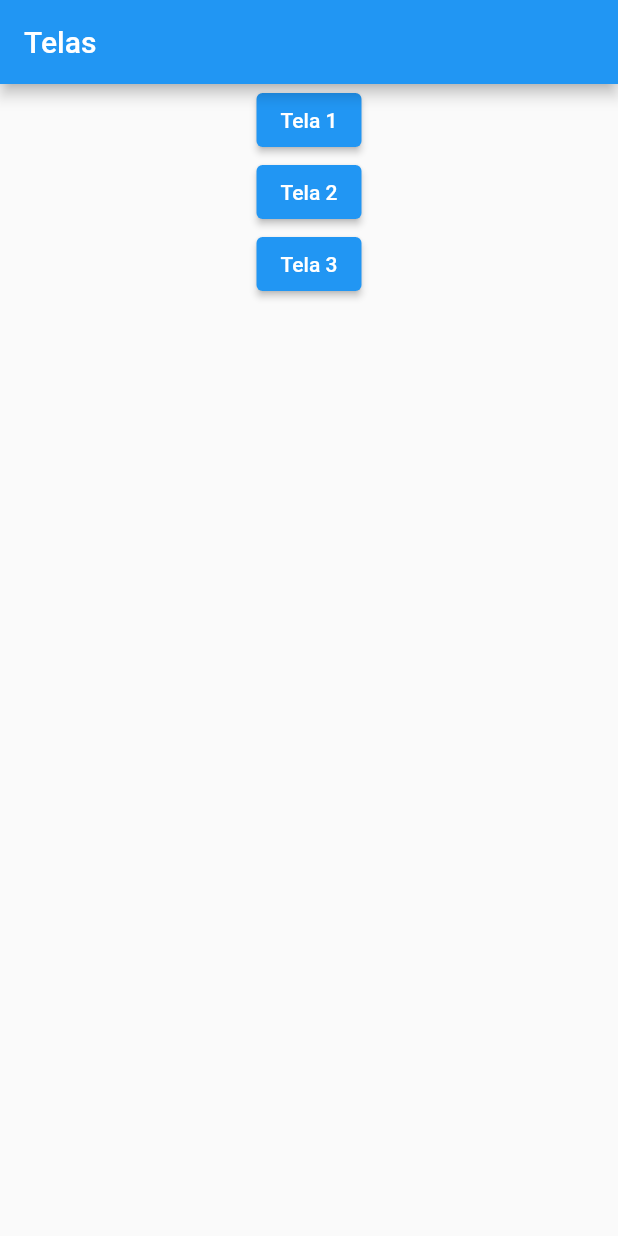
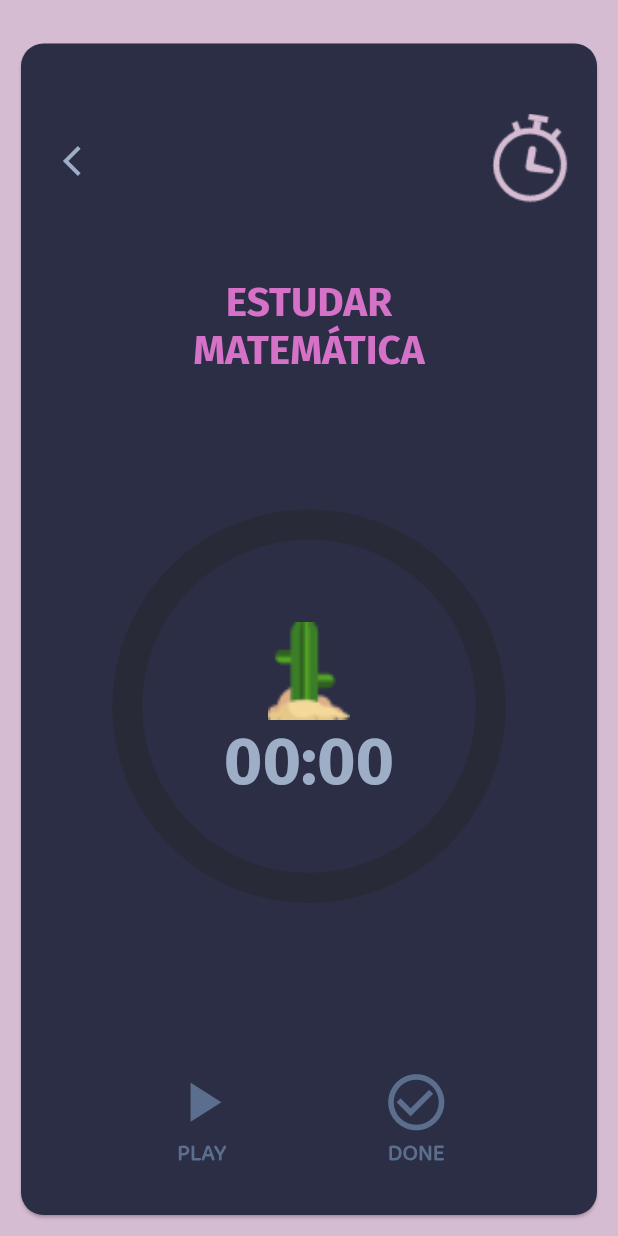
Before and after one commit to playerash/rabit_teste, a Flutter app: the screen it shows after launch, after a tap on "Tela 3", on a phone screen of 412 x 824 dp. Run offline on Flutter 3.47's test engine with Material 2 defaults, Android fonts, the light colour scheme and no system bars; drawn by our look-alikes of circular_countdown_timer; project files that could hold a hidden picture were left out.

Commit message:
feat: timer screen

```diff
--- a/lib/app/components/premium_screen/check_list_premium.dart
+++ b/lib/app/components/premium_screen/check_list_premium.dart
@@ -7,6 +7,7 @@ class CheckListPremium extends StatelessWidget {
   @override
   Widget build(BuildContext context) {
     return Row(
+      mainAxisAlignment: MainAxisAlignment.center,
       children: [
         Column(
           crossAxisAlignment: CrossAxisAlignment.start,
--- a/lib/app/components/premium_screen/premium_container.dart
+++ b/lib/app/components/premium_screen/premium_container.dart
@@ -12,13 +12,14 @@ class PremiumContainer extends StatelessWidget {
         borderRadius: BorderRadius.circular(20),
       ),
       height: 500,
-      width: MediaQuery.of(context).size.width - 50,
+      width: MediaQuery.of(context).size.width - 40,
       child: Padding(
-        padding: const EdgeInsets.only(left: 30, top: 30),
+        padding: const EdgeInsets.only(left: 20, top: 30, right: 20),
         child: Column(
-          crossAxisAlignment: CrossAxisAlignment.start,
+          crossAxisAlignment: CrossAxisAlignment.center,
           children: [
             Row(
+              mainAxisAlignment: MainAxisAlignment.center,
               children: [
                 const Text(
                   "Bem-Vindo\nà nossa toca!",
--- /dev/null
+++ b/lib/app/components/timer_screen/app_bar_timer.dart
@@ -0,0 +1,27 @@
+import 'package:flutter/material.dart';
+
+class AppBarTimer extends StatelessWidget {
+  const AppBarTimer({Key? key}) : super(key: key);
+
+  @override
+  Widget build(BuildContext context) {
+    return Padding(
+      padding: const EdgeInsets.all(16.0),
+      child: Row(
+        mainAxisAlignment: MainAxisAlignment.spaceBetween,
+        children: [
+          IconButton(
+            onPressed: () {
+              Navigator.pop(context);
+            },
+            icon: const Icon(
+              Icons.arrow_back_ios,
+              color: Color(0XFF9EAEC7),
+            ),
+          ),
+          Image.asset("assets/images/timer.png"),
+        ],
+      ),
+    );
+  }
+}
--- /dev/null
+++ b/lib/app/components/timer_screen/circular_timer.dart
@@ -0,0 +1,37 @@
+import 'package:circular_countdown_timer/circular_countdown_timer.dart';
+import 'package:flutter/material.dart';
+
+class CircularTimer extends StatelessWidget {
+  CountDownController timerController;
+  Stopwatch stopwatch;
+  CircularTimer(this.timerController, this.stopwatch, {Key? key})
+      : super(key: key);
+
+  @override
+  Widget build(BuildContext context) {
+    return Align(
+      child: CircularCountDownTimer(
+        duration: 1200,
+        initialDuration: 0,
+        controller: timerController,
+        width: MediaQuery.of(context).size.width / 1.7,
+        height: MediaQuery.of(context).size.height / 1.7,
+        ringColor: Color(0xff282A37),
+        fillColor: Color(0xff9EAEC7),
+        fillGradient: null,
+        strokeWidth: 20.0,
+        strokeCap: StrokeCap.round,
+        textStyle: const TextStyle(
+            fontSize: 33.0, color: Colors.white, fontWeight: FontWeight.bold),
+        textFormat: CountdownTextFormat.S,
+        isReverse: false,
+        isReverseAnimation: false,
+        isTimerTextShown: false,
+        autoStart: false,
+        onComplete: () {
+          stopwatch.stop();
+        },
+      ),
+    );
+  }
+}
--- /dev/null
+++ b/lib/app/components/timer_screen/done_button.dart
@@ -0,0 +1,30 @@
+import 'package:flutter/material.dart';
+
+class DoneButton extends StatelessWidget {
+  const DoneButton({Key? key}) : super(key: key);
+
+  @override
+  Widget build(BuildContext context) {
+    return GestureDetector(
+      onTap: (() => Navigator.pop(context)),
+      child: Column(
+        children: const [
+          Icon(
+            Icons.check_circle_outline,
+            color: Color(0xff5C6E8D),
+            size: 45,
+          ),
+          Text(
+            "DONE",
+            style: TextStyle(
+              fontFamily: 'Baloo-Chettan2',
+              fontWeight: FontWeight.w600,
+              fontSize: 15,
+              color: Color(0xff5C6E8D),
+            ),
+          )
+        ],
+      ),
+    );
+  }
+}
--- /dev/null
+++ b/lib/app/components/timer_screen/play_pause_button.dart
@@ -0,0 +1,30 @@
+import 'package:flutter/material.dart';
+
+class PlayPauseButton extends StatelessWidget {
+  int timerState;
+  PlayPauseButton(this.timerState, {Key? key}) : super(key: key);
+
+  @override
+  Widget build(BuildContext context) {
+    return Column(
+      children: [
+        (timerState == 0 || timerState == 1)
+            ? const Icon(
+                Icons.play_arrow,
+                color: Color(0xff5C6E8D),
+                size: 45,
+              )
+            : Image.asset("assets/images/pause.png"),
+        Text(
+          (timerState == 0 || timerState == 1) ? "PLAY" : "PAUSE",
+          style: const TextStyle(
+            fontFamily: 'Baloo-Chettan2',
+            fontWeight: FontWeight.w600,
+            fontSize: 15,
+            color: Color(0xff5C6E8D),
+          ),
+        )
+      ],
+    );
+  }
+}
--- /dev/null
+++ b/lib/app/components/timer_screen/text_watch.dart
@@ -0,0 +1,21 @@
+import 'package:flutter/material.dart';
+
+class TextWatch extends StatelessWidget {
+  String stopwatchText;
+  TextWatch(this.stopwatchText, {Key? key}) : super(key: key);
+
+  @override
+  Widget build(BuildContext context) {
+    return Align(
+      alignment: const Alignment(0, 0.3),
+      child: Text(
+        stopwatchText,
+        style: const TextStyle(
+            fontSize: 44,
+            fontFamily: 'Fira-Sans',
+            fontWeight: FontWeight.w600,
+            color: Color(0xff9EAEC7)),
+      ),
+    );
+  }
+}
--- a/lib/app/screens/home_screen.dart
+++ b/lib/app/screens/home_screen.dart
@@ -1,6 +1,7 @@
 import 'package:flutter/material.dart';
 import 'package:rabit_teste/app/screens/premium_screen.dart';
 import 'package:rabit_teste/app/screens/reminder_screen.dart';
+import 'package:rabit_teste/app/screens/timer_screen.dart';
 
 class HomeScreen extends StatelessWidget {
   const HomeScreen({Key? key}) : super(key: key);
@@ -37,7 +38,14 @@ class HomeScreen extends StatelessWidget {
               child: const Text("Tela 2"),
             ),
             ElevatedButton(
-              onPressed: () {},
+              onPressed: () {
+                Navigator.push(
+                  context,
+                  MaterialPageRoute(
+                    builder: (context) => const TimerScreen(),
+                  ),
+                );
+              },
               child: const Text("Tela 3"),
             ),
           ],
--- a/lib/app/screens/premium_screen.dart
+++ b/lib/app/screens/premium_screen.dart
@@ -98,16 +98,21 @@ class _PremiumScreenState extends State<PremiumScreen> {
                             const Align(
                                 alignment: Alignment.center,
                                 child: PremiumContainer()),
-                            Positioned(
-                              left: 320,
-                              top: 570,
-                              child:
-                                  Image.asset('assets/images/star-bottom.png'),
+                            Align(
+                              alignment: Alignment(1, 0.8),
+                              child: FractionallySizedBox(
+                                  heightFactor: 0.1,
+                                  widthFactor: 0.2,
+                                  child: Image.asset(
+                                      'assets/images/star-bottom.png')),
                             ),
-                            const Positioned(
-                              left: 100,
-                              top: 570,
-                              child: PremiumButton(),
+                            const Align(
+                              alignment: Alignment(0.0, 0.8),
+                              child: FractionallySizedBox(
+                                heightFactor: 0.08,
+                                widthFactor: 0.45,
+                                child: PremiumButton(),
+                              ),
                             ),
                           ],
                         ),
--- /dev/null
+++ b/lib/app/screens/timer_screen.dart
@@ -0,0 +1,121 @@
+import 'dart:async';
+
+import 'package:circular_countdown_timer/circular_countdown_timer.dart';
+import 'package:flutter/material.dart';
+import 'package:rabit_teste/app/components/timer_screen/app_bar_timer.dart';
+import 'package:rabit_teste/app/components/timer_screen/circular_timer.dart';
+import 'package:rabit_teste/app/components/timer_screen/done_button.dart';
+import 'package:rabit_teste/app/components/timer_screen/play_pause_button.dart';
+import 'package:rabit_teste/app/components/timer_screen/text_watch.dart';
+
+class TimerScreen extends StatefulWidget {
+  const TimerScreen({Key? key}) : super(key: key);
+
+  @override
+  State<TimerScreen> createState() => _TimerScreenState();
+}
+
+class _TimerScreenState extends State<TimerScreen> {
+  void setStopwatchText() {
+    stopwatchText = stopwatch.elapsed.inMinutes.toString().padLeft(2, "0") +
+        ":" +
+        (stopwatch.elapsed.inSeconds % 60).toString().padLeft(2, "0");
+  }
+
+  void startTimeout() {
+    Timer(timeout, handleTimeout);
+  }
+
+  void handleTimeout() {
+    if (stopwatch.isRunning) {
+      startTimeout();
+    }
+    setState(() {
+      setStopwatchText();
+    });
+  }
+
+  CountDownController timerController = CountDownController();
+  int timerState = 0;
+  Stopwatch stopwatch = Stopwatch();
+  String stopwatchText = '00:00';
+  final timeout = const Duration(seconds: 1);
+  @override
+  Widget build(BuildContext context) {
+    return Scaffold(
+      backgroundColor: const Color(0xffD6BCD2),
+      body: Padding(
+        padding:
+            const EdgeInsets.only(top: 25, left: 10, right: 10, bottom: 10),
+        child: Card(
+          shape: RoundedRectangleBorder(
+            borderRadius: BorderRadius.circular(15.0),
+          ),
+          color: const Color(0xff2B2E44),
+          child: Column(
+            mainAxisAlignment: MainAxisAlignment.spaceEvenly,
+            children: [
+              const AppBarTimer(),
+              const Text(
+                "ESTUDAR\nMATEMÁTICA",
+                textAlign: TextAlign.center,
+                style: TextStyle(
+                  color: Color(0xffD572C8),
+                  fontFamily: 'Fira-Sans',
+                  fontWeight: FontWeight.bold,
+                  fontSize: 27,
+                ),
+              ),
+              const SizedBox(height: 10),
+              SizedBox(
+                height: 300,
+                child: Stack(
+                  children: [
+                    TextWatch(stopwatchText),
+                    Align(
+                      alignment: const Alignment(0, -0.2),
+                      child: Image.asset(
+                        'assets/images/cacto.png',
+                        scale: 0.6,
+                      ),
+                    ),
+                    CircularTimer(timerController, stopwatch)
+                  ],
+                ),
+              ),
+              const SizedBox(height: 30),
+              Row(
+                mainAxisAlignment: MainAxisAlignment.spaceEvenly,
+                children: [
+                  GestureDetector(
+                    onTap: () {
+                      setState(() {
+                        if (timerState == 0) {
+                          stopwatch.start();
+                          handleTimeout();
+                          timerController.start();
+                          timerState = 2;
+                        } else if (timerState == 2) {
+                          timerState = 1;
+                          timerController.pause();
+                          stopwatch.stop();
+                        } else {
+                          timerState = 2;
+                          timerController.resume();
+                          stopwatch.start();
+                          handleTimeout();
+                        }
+                      });
+                    },
+                    child: PlayPauseButton(timerState),
+                  ),
+                  const DoneButton()
+                ],
+              ),
+            ],
+          ),
+        ),
+      ),
+    );
+  }
+}
```
Also changed, not shown: pubspec.yaml (+8 -0 lines), assets/images/cacto.png (added), assets/images/pause.png (added), assets/images/timer.png (added), pubspec.lock.
